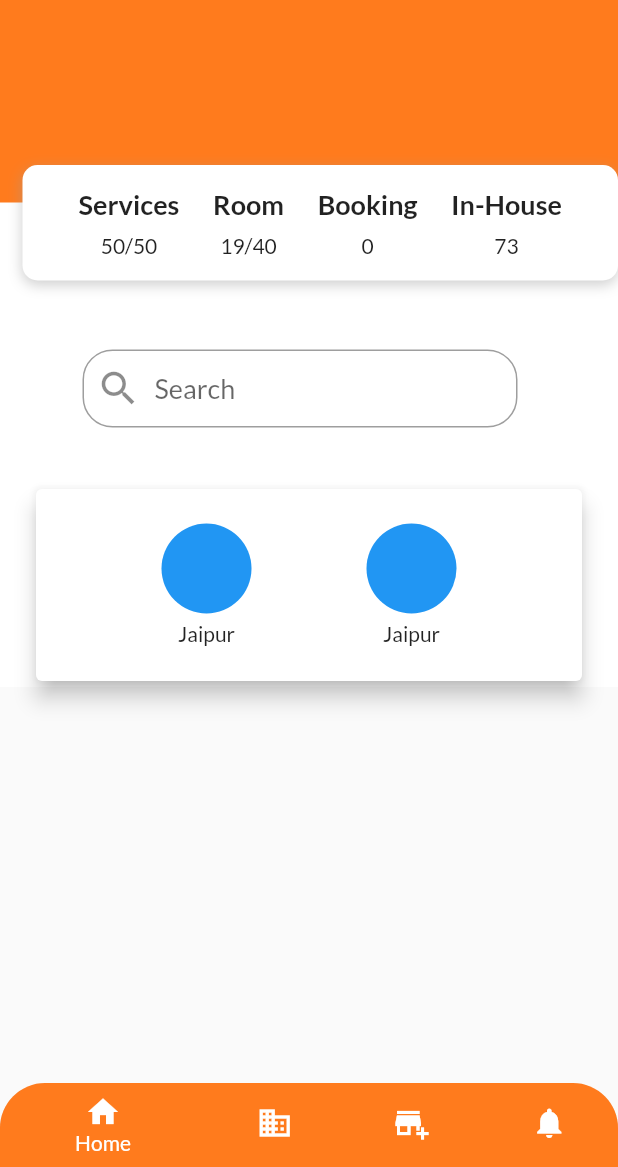
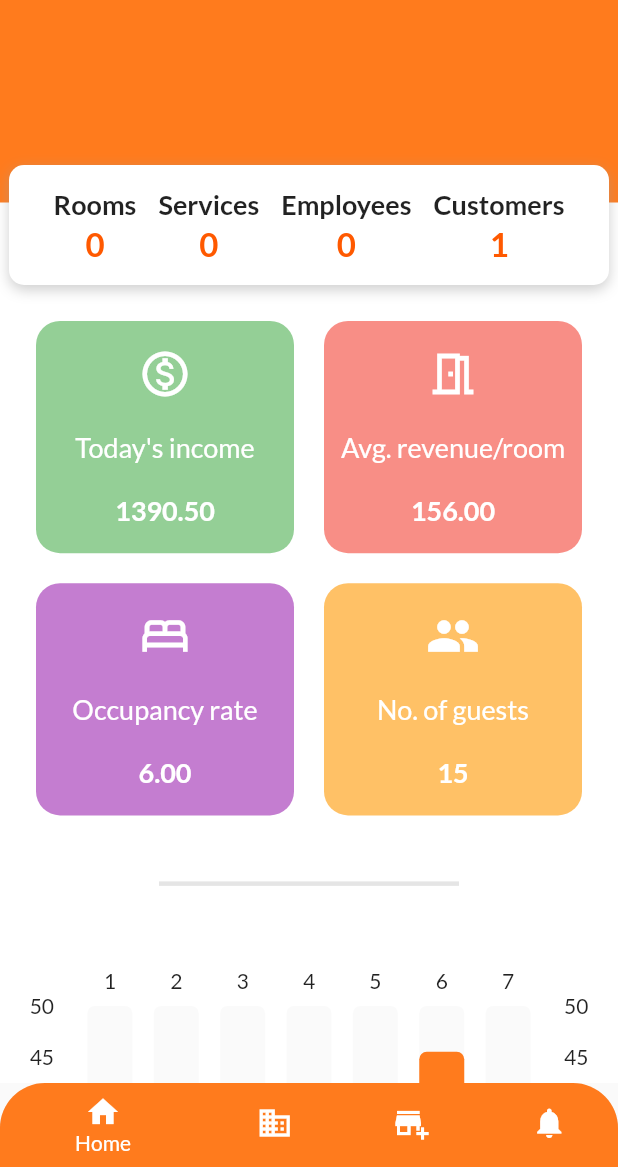
Before and after one commit to tsuna614/MHA-project, a Flutter app: the screen it shows once a user with an empty profile is signed in, on a phone screen of 412 x 824 dp, the part 69-1236 px from its top. Run offline on Flutter 3.47's test engine with Material 2 defaults, Android fonts, the phone set to English and light mode, and no system bars; drawn by our look-alikes of fl_chart; our stand-ins replace cloud_firestore, firebase_auth, firebase_core, firebase_storage, google_fonts, image_picker; accounts and stored records are empty.

Commit message:
home_screen complete 1/2

```diff
--- /dev/null
+++ b/mha_project/lib/screens/hotel-screens/home-screen/chart/bar_chart.dart
@@ -0,0 +1,23 @@
+import 'package:flutter/material.dart';
+import 'package:mha_project/screens/hotel-screens/home-screen/chart/bar_graph.dart';
+
+class MyBarChart extends StatelessWidget {
+  MyBarChart({super.key});
+
+  List<double> weeklyRevenue = [
+    16.30,
+    30.25,
+    22.75,
+    13.60,
+    29.25,
+    45.50,
+    24.40,
+  ];
+
+  @override
+  Widget build(BuildContext context) {
+    return MyBarGraph(
+      weeklyRevenue: weeklyRevenue,
+    );
+  }
+}
--- /dev/null
+++ b/mha_project/lib/screens/hotel-screens/home-screen/chart/bar_data.dart
@@ -0,0 +1,36 @@
+import 'package:mha_project/screens/hotel-screens/home-screen/chart/individual_bar.dart';
+
+class BarData {
+  final double sunAmount;
+  final double monAmount;
+  final double tueAmount;
+  final double wedAmount;
+  final double thuAmount;
+  final double friAmount;
+  final double satAmount;
+
+  BarData({
+    required this.sunAmount,
+    required this.monAmount,
+    required this.tueAmount,
+    required this.wedAmount,
+    required this.thuAmount,
+    required this.friAmount,
+    required this.satAmount,
+  });
+
+  List<IndividualBar> barData = [];
+
+  // initialize bar data
+  void initializeBarData() {
+    barData = [
+      IndividualBar(x: 1, y: sunAmount),
+      IndividualBar(x: 2, y: monAmount),
+      IndividualBar(x: 3, y: tueAmount),
+      IndividualBar(x: 4, y: wedAmount),
+      IndividualBar(x: 5, y: thuAmount),
+      IndividualBar(x: 6, y: friAmount),
+      IndividualBar(x: 7, y: satAmount),
+    ];
+  }
+}
--- /dev/null
+++ b/mha_project/lib/screens/hotel-screens/home-screen/chart/bar_graph.dart
@@ -0,0 +1,50 @@
+import 'package:fl_chart/fl_chart.dart';
+import 'package:flutter/material.dart';
+import 'package:mha_project/screens/hotel-screens/home-screen/chart/bar_data.dart';
+
+class MyBarGraph extends StatelessWidget {
+  const MyBarGraph({super.key, required this.weeklyRevenue});
+
+  final List weeklyRevenue;
+
+  @override
+  Widget build(BuildContext context) {
+    // initialize bar data
+    BarData data = BarData(
+      sunAmount: weeklyRevenue[0],
+      monAmount: weeklyRevenue[1],
+      tueAmount: weeklyRevenue[2],
+      wedAmount: weeklyRevenue[3],
+      thuAmount: weeklyRevenue[4],
+      friAmount: weeklyRevenue[5],
+      satAmount: weeklyRevenue[6],
+    );
+    data.initializeBarData();
+    return BarChart(BarChartData(
+      maxY: 50,
+      minY: 0,
+      gridData: FlGridData(show: false),
+      borderData: FlBorderData(show: false),
+      barGroups: data.barData
+          .map(
+            (data) => BarChartGroupData(
+              x: data.x,
+              barRods: [
+                BarChartRodData(
+                  toY: data.y,
+                  color: Theme.of(context).primaryColor,
+                  borderRadius: BorderRadius.circular(5),
+                  width: 30,
+                  backDrawRodData: BackgroundBarChartRodData(
+                    show: true,
+                    toY: 50,
+                    color: Colors.grey.withOpacity(0.05),
+                  ),
+                ),
+              ],
+            ),
+          )
+          .toList(),
+    ));
+  }
+}
--- /dev/null
+++ b/mha_project/lib/screens/hotel-screens/home-screen/chart/individual_bar.dart
@@ -0,0 +1,9 @@
+class IndividualBar {
+  final int x;
+  final double y;
+
+  IndividualBar({
+    required this.x,
+    required this.y,
+  });
+}
--- a/mha_project/lib/screens/hotel-screens/home-screen/home_screen.dart
+++ b/mha_project/lib/screens/hotel-screens/home-screen/home_screen.dart
@@ -1,5 +1,8 @@
 import 'package:firebase_auth/firebase_auth.dart';
 import 'package:flutter/material.dart';
+import 'package:mha_project/screens/hotel-screens/home-screen/chart/bar_chart.dart';
+import 'package:mha_project/screens/hotel-screens/home-screen/info_card.dart';
+import 'package:mha_project/screens/hotel-screens/home-screen/report_card.dart';
 
 class HomeScreen extends StatelessWidget {
   HomeScreen({super.key});
@@ -8,166 +11,70 @@ class HomeScreen extends StatelessWidget {
 
   @override
   Widget build(BuildContext context) {
-    return SingleChildScrollView(
-      child: Column(
-        children: [
-          SingleChildScrollView(
-            child: Container(
+    return Container(
       color: Colors.white,
-              child: Column(children: [
-                Stack(
+      child: Stack(
         children: [
           Container(
-                      margin: const EdgeInsets.only(bottom: 20.0),
+            // margin: const EdgeInsets.only(bottom: 20.0),
             alignment: Alignment.topCenter,
             height: 125.0,
             decoration: BoxDecoration(
               color: Theme.of(context).primaryColor,
             ),
+          ), // orange block below dashboard
+          InfoCard(),
+          Padding(
+            padding: EdgeInsets.only(top: 180),
+            child: SingleChildScrollView(
+              child: Column(
+                children: [
+                  // SizedBox(height: 10),
+                  GridView(
+                    shrinkWrap: true,
+                    padding: const EdgeInsets.all(24),
+                    gridDelegate:
+                        const SliverGridDelegateWithFixedCrossAxisCount(
+                            crossAxisCount: 2, // 2 columns
+                            childAspectRatio: 10 / 9,
+                            crossAxisSpacing: 20,
+                            mainAxisSpacing: 20),
+                    // 20px spacing horizontally and vertically between grid items
+                    children: const [
+                      ReportCard(
+                        cardColor: Colors.green,
+                        cardType: 'income',
                       ),
-                    Container(
-                      padding: const EdgeInsets.all(15),
-                      margin: const EdgeInsets.only(top: 100, left: 15),
-                      width: 400,
-                      decoration: BoxDecoration(
-                          color: Colors.white,
-                          borderRadius: BorderRadius.circular(10),
-                          boxShadow: [
-                            BoxShadow(
-                              color: Colors.grey.withOpacity(0.5),
-                              blurRadius: 7,
-                              offset: const Offset(0, 3),
-                            )
-                          ]),
-                      child: Row(
-                        mainAxisAlignment: MainAxisAlignment.spaceEvenly,
-                        children: [
-                          Column(
-                            children: const [
-                              Text(
-                                'Services',
-                                style: TextStyle(
-                                    fontWeight: FontWeight.bold, fontSize: 18),
+                      ReportCard(
+                        cardColor: Colors.red,
+                        cardType: 'revenue',
                       ),
-                              SizedBox(height: 8),
-                              Text('50/50'),
-                            ],
+                      ReportCard(
+                        cardColor: Colors.purple,
+                        cardType: 'occupancy',
                       ),
-                          Column(
-                            children: const [
-                              Text(
-                                'Room',
-                                style: TextStyle(
-                                    fontWeight: FontWeight.bold, fontSize: 18),
-                              ),
-                              SizedBox(height: 8),
-                              Text('19/40'),
-                            ],
-                          ),
-                          Column(
-                            children: const [
-                              Text(
-                                'Booking',
-                                style: TextStyle(
-                                    fontWeight: FontWeight.bold, fontSize: 18),
-                              ),
-                              SizedBox(height: 8),
-                              Text('0'),
-                            ],
-                          ),
-                          Column(
-                            children: const [
-                              Text(
-                                'In-House',
-                                style: TextStyle(
-                                    fontWeight: FontWeight.bold, fontSize: 18),
-                              ),
-                              SizedBox(height: 8),
-                              Text('73'),
-                            ],
+                      ReportCard(
+                        cardColor: Colors.orange,
+                        cardType: 'guest',
                       ),
                     ],
                   ),
+                  SizedBox(height: 20),
+                  Container(
+                    height: 3,
+                    width: 200,
+                    color: Colors.black.withOpacity(0.1),
                   ),
-                    Container(
-                      //color: Colors.white,
-                      width: 400.0,
-                      padding:
-                          const EdgeInsets.only(top: 223, left: 55, right: 55),
-                      child: const TextField(
-                        decoration: InputDecoration(
-                          fillColor: Colors.white,
-                          contentPadding: EdgeInsets.symmetric(vertical: 15.0),
-                          enabledBorder: OutlineInputBorder(
-                            borderSide: BorderSide(color: Colors.grey),
-                            borderRadius:
-                                BorderRadius.all(Radius.circular(20.0)),
+                  SizedBox(height: 50),
+                  SizedBox(height: 400, child: MyBarChart()),
+                  SizedBox(height: 20),
+                  Text(
+                    'Weekly Revenue',
+                    style: TextStyle(fontSize: 20),
                   ),
-                          focusedBorder: OutlineInputBorder(
-                            borderSide: BorderSide(color: Colors.grey),
-                            borderRadius:
-                                BorderRadius.all(Radius.circular(20.0)),
-                          ),
-                          hintText: 'Search',
-                          hintStyle: TextStyle(fontSize: 18.0),
-                          prefixIcon: Icon(
-                            Icons.search,
-                            size: 30.0,
-                          ),
-                          filled: true,
-                        ),
-                        //onSubmitted :
-                      ),
-                    ),
+                  SizedBox(height: 50),
                 ],
               ),
-                Text(user.uid),
-                Padding(
-                  padding:
-                      const EdgeInsets.only(left: 20.0, right: 20.0, top: 20),
-                  child: Card(
-                    elevation: 6.0,
-                    child: Padding(
-                      padding: const EdgeInsets.all(15.0),
-                      child: Row(
-                        mainAxisAlignment: MainAxisAlignment.spaceEvenly,
-                        children: <Widget>[
-                          Padding(
-                            padding: const EdgeInsets.all(8.0),
-                            child: Column(
-                              children: const <Widget>[
-                                CircleAvatar(
-                                  radius: 30.0,
-                                  backgroundColor: Colors.blue,
-                                ),
-                                SizedBox(
-                                  height: 5.0,
-                                ),
-                                Text('Jaipur')
-                              ],
-                            ),
-                          ),
-                          Padding(
-                            padding: const EdgeInsets.all(8.0),
-                            child: Column(
-                              children: const <Widget>[
-                                CircleAvatar(
-                                  radius: 30.0,
-                                  backgroundColor: Colors.blue,
-                                ),
-                                SizedBox(
-                                  height: 5.0,
-                                ),
-                                Text('Jaipur')
-                              ],
-                            ),
-                          ),
-                        ],
-                      ),
-                    ),
-                  ),
-                ),
-              ]),
             ),
           ),
         ],
--- /dev/null
+++ b/mha_project/lib/screens/hotel-screens/home-screen/info_card.dart
@@ -0,0 +1,169 @@
+import 'package:cloud_firestore/cloud_firestore.dart';
+import 'package:firebase_auth/firebase_auth.dart';
+import 'package:flutter/material.dart';
+
+final firestoreRef = FirebaseFirestore.instance;
+final user = FirebaseAuth.instance.currentUser!;
+
+class InfoCard extends StatefulWidget {
+  const InfoCard({super.key});
+
+  @override
+  State<InfoCard> createState() => _InfoCardState();
+}
+
+class _InfoCardState extends State<InfoCard> {
+  var numberOfRooms = 0;
+  var numberOfServices = 0;
+  var numberOfEmployees = 0;
+  var numberOfCustomers = 0;
+  void getInfoDetails() async {
+    // get number of rooms
+    await firestoreRef
+        .collection('room')
+        .where('userId', isEqualTo: user.uid)
+        .get()
+        .then((QuerySnapshot snapshot) {
+      snapshot.docs.forEach((doc) {
+        setState(() {
+          numberOfRooms++;
+        });
+      });
+    });
+    // get number of services
+    await firestoreRef
+        .collection('service')
+        .where('userId', isEqualTo: user.uid)
+        .get()
+        .then((QuerySnapshot snapshot) {
+      snapshot.docs.forEach((doc) {
+        setState(() {
+          numberOfServices++;
+        });
+      });
+    });
+    // get number of employees
+    await firestoreRef
+        .collection('employee')
+        .where('userId', isEqualTo: user.uid)
+        .get()
+        .then((QuerySnapshot snapshot) {
+      snapshot.docs.forEach((doc) {
+        setState(() {
+          numberOfEmployees++;
+        });
+      });
+    });
+    // get number of customers
+    await firestoreRef
+        .collection('customer')
+        .where('userId', isEqualTo: user.uid)
+        .get()
+        .then((QuerySnapshot snapshot) {
+      snapshot.docs.forEach((doc) {
+        setState(() {
+          numberOfCustomers++;
+        });
+      });
+    });
+  }
+
+  @override
+  void initState() {
+    // TODO: implement initState
+    super.initState();
+    getInfoDetails();
+  }
+
+  @override
+  Widget build(BuildContext context) {
+    return Container(
+      height: 80,
+      alignment: Alignment.center,
+      margin: const EdgeInsets.only(top: 100),
+      child: Container(
+        padding: const EdgeInsets.all(15),
+        width: 400,
+        decoration: BoxDecoration(
+            color: Colors.white,
+            borderRadius: BorderRadius.circular(10),
+            boxShadow: [
+              BoxShadow(
+                color: Colors.grey.withOpacity(0.5),
+                blurRadius: 7,
+                offset: const Offset(0, 3),
+              )
+            ]),
+        child: Row(
+          mainAxisAlignment: MainAxisAlignment.spaceEvenly,
+          children: [
+            Column(
+              children: [
+                Text(
+                  'Rooms',
+                  style: TextStyle(fontWeight: FontWeight.bold, fontSize: 18),
+                ),
+                SizedBox(height: 2),
+                Text(
+                  numberOfRooms.toString(),
+                  style: TextStyle(
+                      color: Color.fromARGB(255, 255, 89, 0),
+                      fontWeight: FontWeight.bold,
+                      fontSize: 22),
+                ),
+              ],
+            ),
+            Column(
+              children: [
+                Text(
+                  'Services',
+                  style: TextStyle(fontWeight: FontWeight.bold, fontSize: 18),
+                ),
+                SizedBox(height: 2),
+                Text(
+                  numberOfServices.toString(),
+                  style: TextStyle(
+                      color: Color.fromARGB(255, 255, 89, 0),
+                      fontWeight: FontWeight.bold,
+                      fontSize: 22),
+                ),
+              ],
+            ),
+            Column(
+              children: [
+                Text(
+                  'Employees',
+                  style: TextStyle(fontWeight: FontWeight.bold, fontSize: 18),
+                ),
+                SizedBox(height: 2),
+                Text(
+                  numberOfEmployees.toString(),
+                  style: TextStyle(
+                      color: Color.fromARGB(255, 255, 89, 0),
+                      fontWeight: FontWeight.bold,
+                      fontSize: 22),
+                ),
+              ],
+            ),
+            Column(
+              children: [
+                Text(
+                  'Customers',
+                  style: TextStyle(fontWeight: FontWeight.bold, fontSize: 18),
+                ),
+                SizedBox(height: 2),
+                Text(
+                  numberOfCustomers.toString(),
+                  style: TextStyle(
+                      color: Color.fromARGB(255, 255, 89, 0),
+                      fontWeight: FontWeight.bold,
+                      fontSize: 22),
+                ),
+              ],
+            ),
+          ],
+        ),
+      ),
+    );
+  }
+}
--- /dev/null
+++ b/mha_project/lib/screens/hotel-screens/home-screen/report_card.dart
@@ -0,0 +1,87 @@
+import 'package:flutter/material.dart';
+
+class ReportCard extends StatelessWidget {
+  const ReportCard({
+    super.key,
+    required this.cardColor,
+    required this.cardType,
+  });
+
+  final Color cardColor;
+  final String cardType;
+
+  @override
+  Widget build(BuildContext context) {
+    IconData reportCardIcon = Icons.error;
+    var titleText = '';
+    var mainText = '';
+
+    void getType() {
+      switch (cardType) {
+        case 'income':
+          reportCardIcon = Icons.monetization_on_outlined;
+          titleText = 'Today\'s income';
+          mainText = '1390.50';
+          break;
+        case 'revenue':
+          reportCardIcon = Icons.meeting_room_outlined;
+          titleText = 'Avg. revenue/room';
+          mainText = '156.00';
+          break;
+        case 'occupancy':
+          reportCardIcon = Icons.bed_outlined;
+          titleText = 'Occupancy rate';
+          mainText = '6.00';
+          break;
+        case 'guest':
+          reportCardIcon = Icons.people;
+          titleText = 'No. of guests';
+          mainText = '15';
+          break;
+      }
+    }
+
+    getType();
+
+    return Container(
+      decoration: BoxDecoration(
+        color: cardColor.withOpacity(0.6),
+        borderRadius: BorderRadius.circular(16),
+      ),
+      child: Material(
+        color: Colors.transparent,
+        child: InkWell(
+          onTap: () {},
+          borderRadius: BorderRadius.circular(16),
+          child: Container(
+            child: Center(
+              child: Column(
+                mainAxisAlignment: MainAxisAlignment.center,
+                children: [
+                  Icon(
+                    reportCardIcon,
+                    color: Colors.white,
+                    size: 36,
+                  ),
+                  SizedBox(height: 20),
+                  Text(
+                    titleText,
+                    style: TextStyle(color: Colors.white, fontSize: 18),
+                  ),
+                  SizedBox(height: 20),
+                  Text(
+                    mainText,
+                    style: TextStyle(
+                        color: Colors.white,
+                        fontWeight: FontWeight.bold,
+                        fontSize: 18),
+                  ),
+                ],
+              ),
+            ),
+          ),
+        ),
+      ),
+    );
+  }
+}
--- a/mha_project/pubspec.yaml
+++ b/mha_project/pubspec.yaml
@@ -42,6 +42,7 @@ dependencies:
   image_picker: ^0.8.7+5
   firebase_storage: ^11.2.1
   intl: ^0.18.1
+  fl_chart: ^0.62.0
 
 dev_dependencies:
   flutter_test:
```
Also changed, not shown: mha_project/pubspec.lock. Lines whose indentation alone changed are shown as unchanged.
